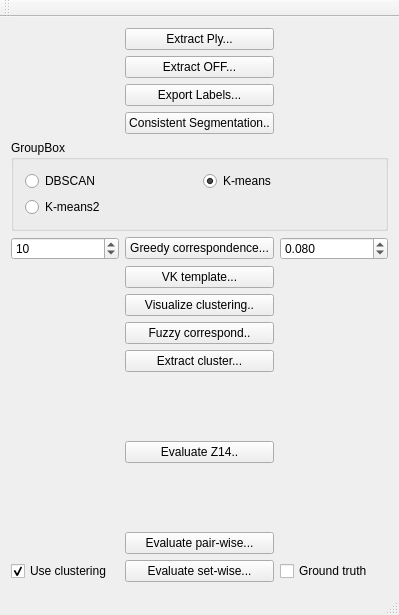
Before: the Qt Designer form ddtt/ProcessStructureGraphs/mainwindow.ui in ialhashim/ddtt-dev, drawn with Qt 5.
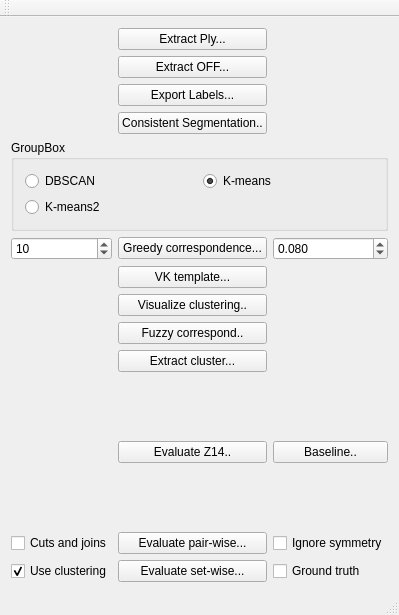
After: the same form once the commit is applied.

What changed in the file:
```diff
--- a/ddtt/ProcessStructureGraphs/mainwindow.ui
+++ b/ddtt/ProcessStructureGraphs/mainwindow.ui
@@ -239,6 +239,27 @@
       </property>
      </widget>
     </item>
+    <item row="13" column="2">
+     <widget class="QCheckBox" name="ignoreSymmetry">
+      <property name="text">
+       <string>Ignore symmetry</string>
+      </property>
+     </widget>
+    </item>
+    <item row="13" column="0">
+     <widget class="QCheckBox" name="cutsJoins">
+      <property name="text">
+       <string>Cuts and joins</string>
+      </property>
+     </widget>
+    </item>
+    <item row="11" column="2">
+     <widget class="QPushButton" name="baselineButton">
+      <property name="text">
+       <string>Baseline..</string>
+      </property>
+     </widget>
+    </item>
    </layout>
   </widget>
   <widget class="QMenuBar" name="menuBar">
```
